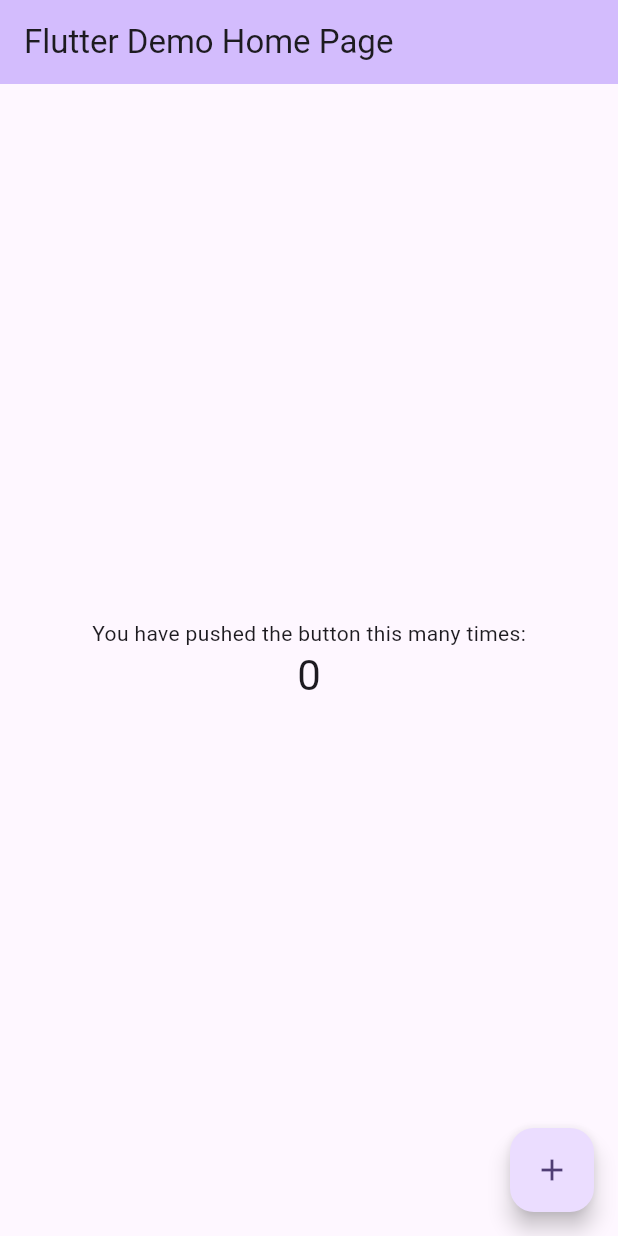
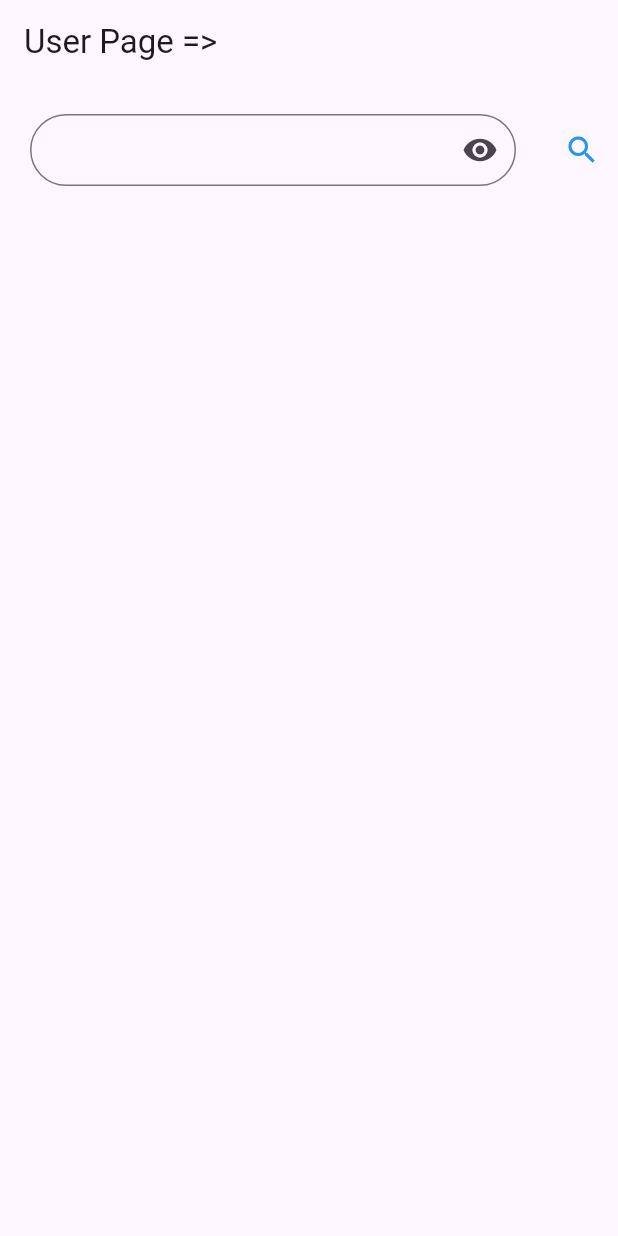
Before and after one commit to salmaimassenda2023/flutter_github_viewer, a Flutter app: the screen it shows after launch, on a phone screen of 412 x 824 dp. Run offline on Flutter 3.47's test engine with Material 3 defaults, Android fonts, the phone set to English and light mode, and no system bars.

Commit message:
final commit

```diff
--- a/lib/main.dart
+++ b/lib/main.dart
@@ -1,4 +1,6 @@
 import 'package:flutter/material.dart';
+import 'package:flutter_github_viewer/pages/home.page.dart';
+import 'package:flutter_github_viewer/pages/users.page.dart';
 
 void main() {
   runApp(const MyApp());
@@ -11,115 +13,14 @@ class MyApp extends StatelessWidget {
   @override
   Widget build(BuildContext context) {
     return MaterialApp(
-      title: 'Flutter Demo',
       theme: ThemeData(
-        // This is the theme of your application.
-        //
-        // TRY THIS: Try running your application with "flutter run". You'll see
-        // the application has a purple toolbar. Then, without quitting the app,
-        // try changing the seedColor in the colorScheme below to Colors.green
-        // and then invoke "hot reload" (save your changes or press the "hot
-        // reload" button in a Flutter-supported IDE, or press "r" if you used
-        // the command line to start the app).
-        //
-        // Notice that the counter didn't reset back to zero; the application
-        // state is not lost during the reload. To reset the state, use hot
-        // restart instead.
-        //
-        // This works for code too, not just values: Most code changes can be
-        // tested with just a hot reload.
-        colorScheme: ColorScheme.fromSeed(seedColor: Colors.deepPurple),
-        useMaterial3: true,
+        primarySwatch: Colors.blue
       ),
-      home: const MyHomePage(title: 'Flutter Demo Home Page'),
+      routes: {
+        // "/repos":(context)=>GitRepoPages(),
+        "/users": (context)=>UserPage()
+      },
+      initialRoute: "/users",
     );
   }
 }
-
-class MyHomePage extends StatefulWidget {
-  const MyHomePage({super.key, required this.title});
-
-  // This widget is the home page of your application. It is stateful, meaning
-  // that it has a State object (defined below) that contains fields that affect
-  // how it looks.
-
-  // This class is the configuration for the state. It holds the values (in this
-  // case the title) provided by the parent (in this case the App widget) and
-  // used by the build method of the State. Fields in a Widget subclass are
-  // always marked "final".
-
-  final String title;
-
-  @override
-  State<MyHomePage> createState() => _MyHomePageState();
-}
-
-class _MyHomePageState extends State<MyHomePage> {
-  int _counter = 0;
-
-  void _incrementCounter() {
-    setState(() {
-      // This call to setState tells the Flutter framework that something has
-      // changed in this State, which causes it to rerun the build method below
-      // so that the display can reflect the updated values. If we changed
-      // _counter without calling setState(), then the build method would not be
-      // called again, and so nothing would appear to happen.
-      _counter++;
-    });
-  }
-
-  @override
-  Widget build(BuildContext context) {
-    // This method is rerun every time setState is called, for instance as done
-    // by the _incrementCounter method above.
-    //
-    // The Flutter framework has been optimized to make rerunning build methods
-    // fast, so that you can just rebuild anything that needs updating rather
-    // than having to individually change instances of widgets.
-    return Scaffold(
-      appBar: AppBar(
-        // TRY THIS: Try changing the color here to a specific color (to
-        // Colors.amber, perhaps?) and trigger a hot reload to see the AppBar
-        // change color while the other colors stay the same.
-        backgroundColor: Theme.of(context).colorScheme.inversePrimary,
-        // Here we take the value from the MyHomePage object that was created by
-        // the App.build method, and use it to set our appbar title.
-        title: Text(widget.title),
-      ),
-      body: Center(
-        // Center is a layout widget. It takes a single child and positions it
-        // in the middle of the parent.
-        child: Column(
-          // Column is also a layout widget. It takes a list of children and
-          // arranges them vertically. By default, it sizes itself to fit its
-          // children horizontally, and tries to be as tall as its parent.
-          //
-          // Column has various properties to control how it sizes itself and
-          // how it positions its children. Here we use mainAxisAlignment to
-          // center the children vertically; the main axis here is the vertical
-          // axis because Columns are vertical (the cross axis would be
-          // horizontal).
-          //
-          // TRY THIS: Invoke "debug painting" (choose the "Toggle Debug Paint"
-          // action in the IDE, or press "p" in the console), to see the
-          // wireframe for each widget.
-          mainAxisAlignment: MainAxisAlignment.center,
-          children: <Widget>[
-            const Text(
-              'You have pushed the button this many times:',
-            ),
-            Text(
-              '$_counter',
-              style: Theme.of(context).textTheme.headlineMedium,
-            ),
-          ],
-        ),
-      ),
-      floatingActionButton: FloatingActionButton(
-        onPressed: _incrementCounter,
-        tooltip: 'Increment',
-        child: const Icon(Icons.add),
-      ), // This trailing comma makes auto-formatting nicer for build methods.
-    );
-  }
-}
--- /dev/null
+++ b/lib/pages/users.page.dart
@@ -0,0 +1,117 @@
+import 'dart:convert';
+
+import 'package:flutter/material.dart';
+import 'package:flutter_github_viewer/pages/home.page.dart';
+import 'package:http/http.dart' as http;
+
+
+class UserPage extends StatefulWidget{
+  @override
+  State<UserPage> createState() => _UserPageState();
+}
+
+class _UserPageState extends State<UserPage> {
+  // attributes
+  String query='';
+  TextEditingController textEditingController = new TextEditingController();
+  bool isObscure=false;
+  dynamic data;
+
+  // methods
+ void  _Search(String query){
+   String url = "https://api.github.com/search/users?q=${query}";
+   http.get(Uri.parse(url))
+       .then((response){
+         print(url);
+         setState(() { this.data=json.decode(response.body); });
+       }).catchError((onError){   print(onError); });
+ }
+
+ @override
+  Widget build(BuildContext context) {
+    return Scaffold(
+      appBar: AppBar(title: Text("User Page => ${query}")),
+      body: Center(
+        child:Column(
+          children: [
+            Row(
+              children: [
+                Expanded(
+                  child: Container(
+                    padding: EdgeInsets.all(20),
+                    child: TextFormField(
+                      obscureText: isObscure,
+                      onChanged: (value)=>{
+                        setState(() {
+                        this.query=value;
+                        })
+                      },
+                      controller: textEditingController,
+                      decoration: InputDecoration(
+                          contentPadding: EdgeInsets.all(10),
+                          suffixIcon:IconButton(
+                              onPressed:(){
+                                setState(() {this.isObscure=!this.isObscure;});
+                                },
+                              icon: Icon(this.isObscure==false?Icons.visibility:Icons.visibility_off
+                          ),
+                          ),
+                          border:OutlineInputBorder(
+                              borderRadius: BorderRadius.circular(50),
+                              borderSide: BorderSide(width: 1, color: Colors.blue)
+                          )
+                      ),
+                    ),
+                  ),
+                ),
+                IconButton(
+                    onPressed: (){
+                  setState(() {
+                    this.query=textEditingController.text;
+                    _Search(query);
+                  });
+                }, icon: Icon(Icons.search),color: Colors.blue)
+              ],
+            ),
+            Expanded(
+              child: ListView.builder(
+                  itemCount: (data==null)?0:data['items'].length ,
+                  itemBuilder: (context,index){
+                    return ListTile(
+                        onTap: () {
+                          Navigator.push(
+                            context,
+                            MaterialPageRoute(
+                              builder: (context) => GitRepoPages(data['items'][index]['login'] ),
+                            ),
+                          );
+                        },
+                      title: Row(
+                        mainAxisAlignment: MainAxisAlignment.spaceBetween,
+                        children: [
+                          Row(
+                            children: [
+                              CircleAvatar(
+                                backgroundImage: NetworkImage("${data['items'][index]['avatar_url']}"),
+                                radius: 30,
+                              ),
+                              SizedBox(width: 20),
+                              Text("${data['items'][index]['login']}"),
+                            ],
+                          ),
+                          CircleAvatar(
+                            child: Text("${data['items'][index]['score']}"),
+                            radius: 20,
+                          ),
+                        ],
+                      )
+                    );
+                },
+              ),
+            )
+          ],
+        )
+      ),
+    );
+  }
+}
--- a/pubspec.yaml
+++ b/pubspec.yaml
@@ -36,6 +36,7 @@ dependencies:
   cupertino_icons: ^1.0.8
 
 dev_dependencies:
+  http:
   flutter_test:
     sdk: flutter
 
```
Also changed, not shown: lib/pages/home.page.dart (added, +57 -0 lines), pubspec.lock.
